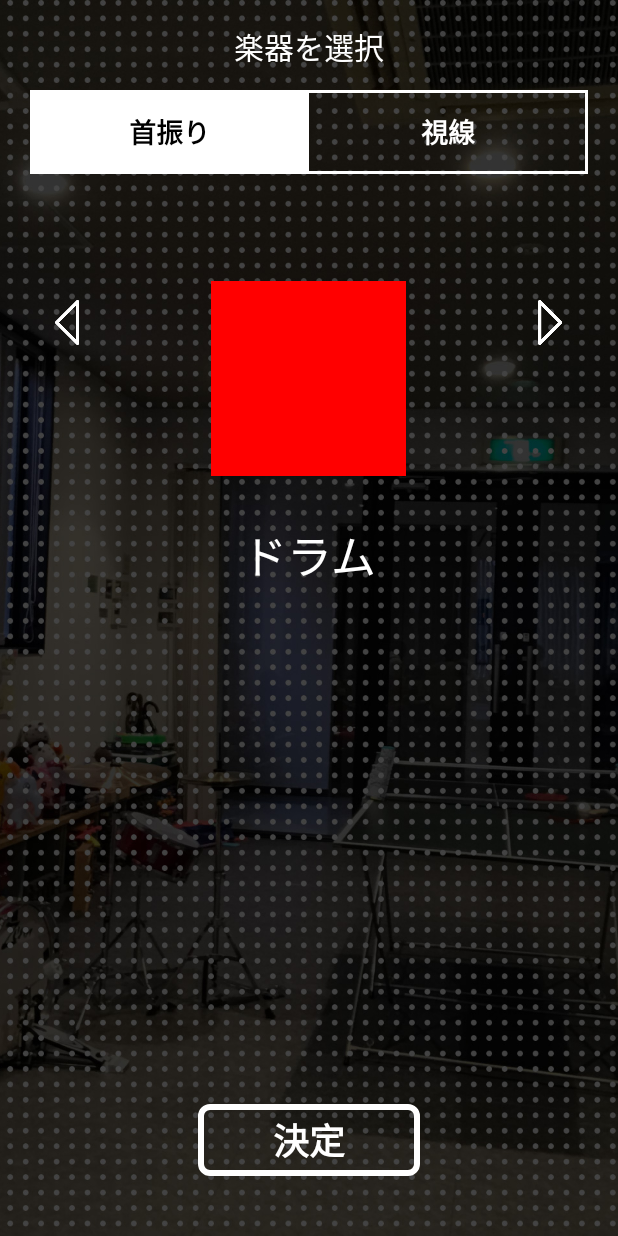
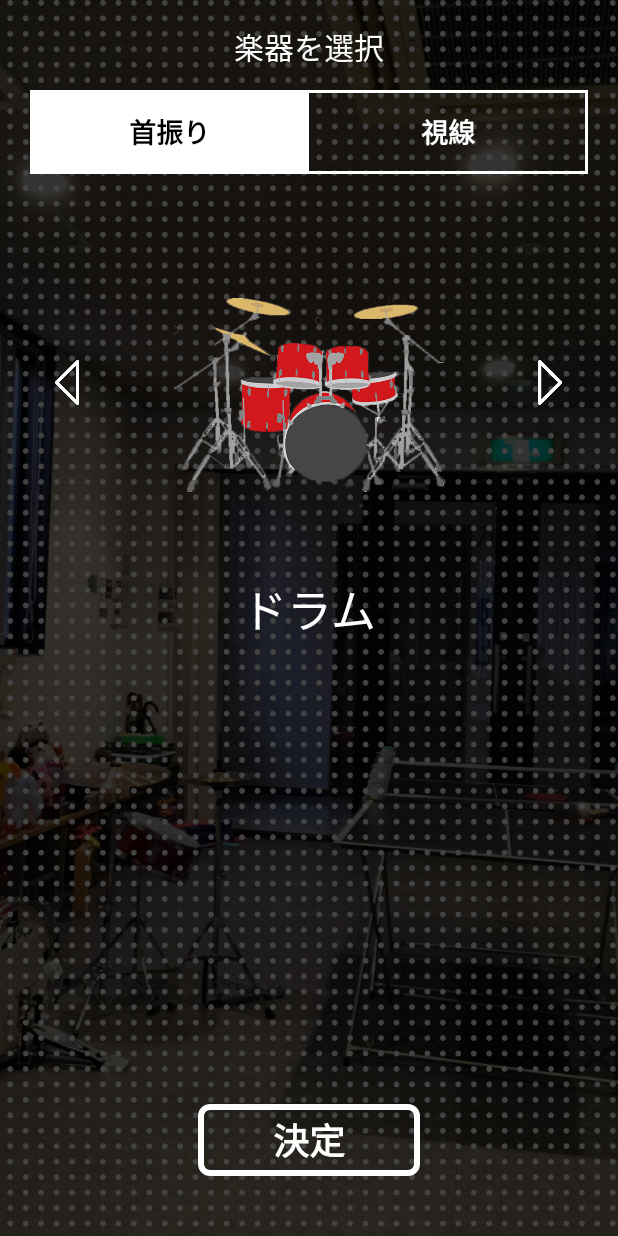
Before and after one commit to akitoshi-n/tmga_2, an Android app: the SelectInstrumentsActivity screen opened directly, with no data from a screen before it, on a phone screen of 412 x 824 dp. Run offline under Robolectric (Android 15) with nearby library versions, the phone set to English and light mode, and no system bars.

Commit message:
set images

```diff
--- a/app/src/main/res/layout/select_instruments_activity.xml
+++ b/app/src/main/res/layout/select_instruments_activity.xml
@@ -86,16 +86,15 @@
                 android:background="#00ffffff"
                 android:textColor="#ff000000"/>
 
-
         </LinearLayout>
 
     </RelativeLayout>
 
     <LinearLayout
         android:layout_width="200dp"
-        android:layout_height="240dp"
+        android:layout_height="wrap_content"
         android:layout_centerHorizontal="true"
-        android:layout_marginTop="170dp"
+        android:layout_marginTop="130dp"
         android:orientation="horizontal">
 
         <LinearLayout
@@ -107,9 +106,9 @@
 
             <!-- ドラムイラスト -->
             <ImageView
-                android:layout_width="130dp"
-                android:layout_height="130dp"
-                android:background="@color/red"/>
+                android:src="@drawable/drum"
+                android:layout_width="180dp"
+                android:layout_height="180dp" />
 
             <TextView
                 android:layout_width="wrap_content"
@@ -130,9 +129,9 @@
 
             <!-- 技系①イラスト -->
             <ImageView
-                android:layout_width="130dp"
-                android:layout_height="130dp"
-                android:background="@color/red"/>
+                android:src="@drawable/punch"
+                android:layout_width="180dp"
+                android:layout_height="180dp"/>
 
             <TextView
                 android:layout_width="wrap_content"
@@ -153,9 +152,9 @@
 
             <!-- 技系②イラスト -->
             <ImageView
-                android:layout_width="130dp"
-                android:layout_height="130dp"
-                android:background="@color/red"/>
+                android:src="@drawable/original_sord_png"
+                android:layout_width="180dp"
+                android:layout_height="180dp"/>
 
             <TextView
                 android:layout_width="wrap_content"
@@ -176,9 +175,9 @@
 
             <!-- 特殊系イラスト -->
             <ImageView
-                android:layout_width="130dp"
-                android:layout_height="130dp"
-                android:background="@color/red"/>
+                android:src="@drawable/unicorn"
+                android:layout_width="180dp"
+                android:layout_height="180dp"/>
 
             <TextView
                 android:layout_width="wrap_content"
@@ -264,7 +263,7 @@
     <RelativeLayout
         android:layout_width="match_parent"
         android:layout_height="wrap_content"
-        android:layout_marginTop="200dp">
+        android:layout_marginTop="240dp">
 
         <ImageView
             android:id="@+id/select_left"
```
